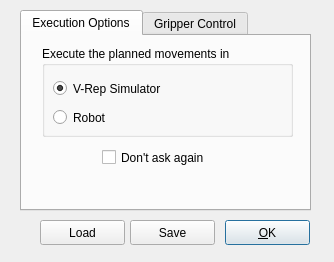
Qt form ui/mov_executedialog.ui (JoaoQPereira/motion_manager) before a commit.
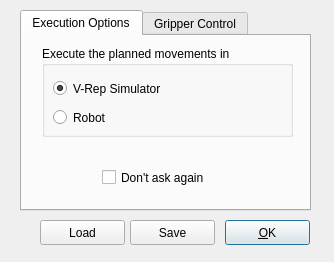
The same form after that commit.

The edit to the form file:
```diff
--- a/ui/mov_executedialog.ui
+++ b/ui/mov_executedialog.ui
@@ -94,7 +94,7 @@
      <property name="geometry">
       <rect>
        <x>80</x>
-       <y>110</y>
+       <y>130</y>
        <width>131</width>
        <height>23</height>
       </rect>
```
